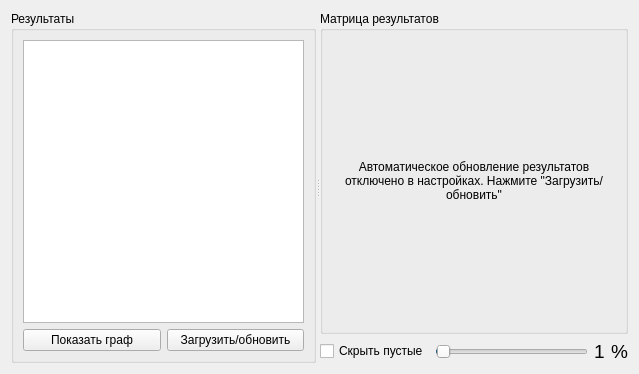
Before: the Qt Designer form ui/algorithm_result.ui in moevm/nosql1h19-text-graph, drawn with Qt 5.
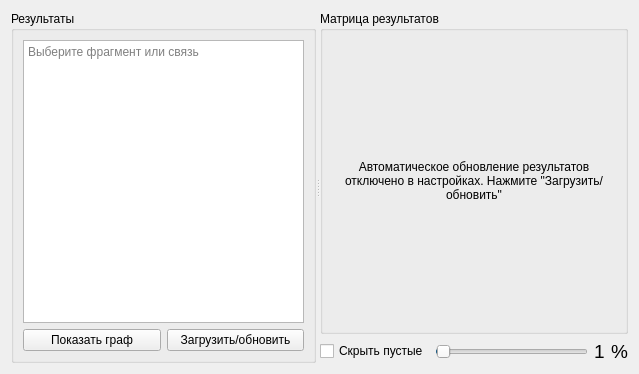
After: the same form once the commit is applied.

What changed in the file:
```diff
--- a/ui/algorithm_result.ui
+++ b/ui/algorithm_result.ui
@@ -32,6 +32,16 @@
            <height>0</height>
           </size>
          </property>
+         <property name="html">
+          <string>&lt;!DOCTYPE HTML PUBLIC &quot;-//W3C//DTD HTML 4.0//EN&quot; &quot;http://www.w3.org/TR/REC-html40/strict.dtd&quot;&gt;
+&lt;html&gt;&lt;head&gt;&lt;meta name=&quot;qrichtext&quot; content=&quot;1&quot; /&gt;&lt;style type=&quot;text/css&quot;&gt;
+p, li { white-space: pre-wrap; }
+&lt;/style&gt;&lt;/head&gt;&lt;body style=&quot; font-family:'Noto Sans'; font-size:9pt; font-weight:400; font-style:normal;&quot;&gt;
+&lt;p style=&quot;-qt-paragraph-type:empty; margin-top:0px; margin-bottom:0px; margin-left:0px; margin-right:0px; -qt-block-indent:0; text-indent:0px;&quot;&gt;&lt;br /&gt;&lt;/p&gt;&lt;/body&gt;&lt;/html&gt;</string>
+         </property>
+         <property name="placeholderText">
+          <string>Выберите фрагмент или связь</string>
+         </property>
         </widget>
        </item>
        <item>
```
